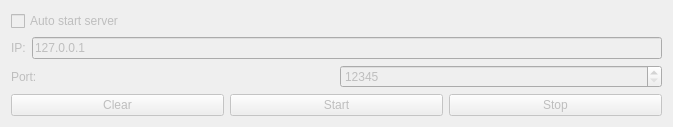
This is view/gui/serverconfig.ui in fdar0536/Simple-Task-Queue as Qt 5 draws it before an edit. The edited form follows.
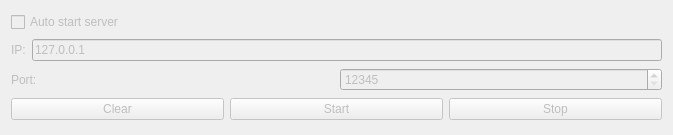
This is the edited form.

What changed in the file:
```diff
--- a/view/gui/serverconfig.ui
+++ b/view/gui/serverconfig.ui
@@ -10,9 +10,15 @@
     <x>0</x>
     <y>0</y>
     <width>673</width>
-    <height>119</height>
+    <height>135</height>
    </rect>
   </property>
+  <property name="sizePolicy">
+   <sizepolicy hsizetype="Preferred" vsizetype="Preferred">
+    <horstretch>0</horstretch>
+    <verstretch>0</verstretch>
+   </sizepolicy>
+  </property>
   <property name="windowTitle">
    <string>Form</string>
   </property>
```
